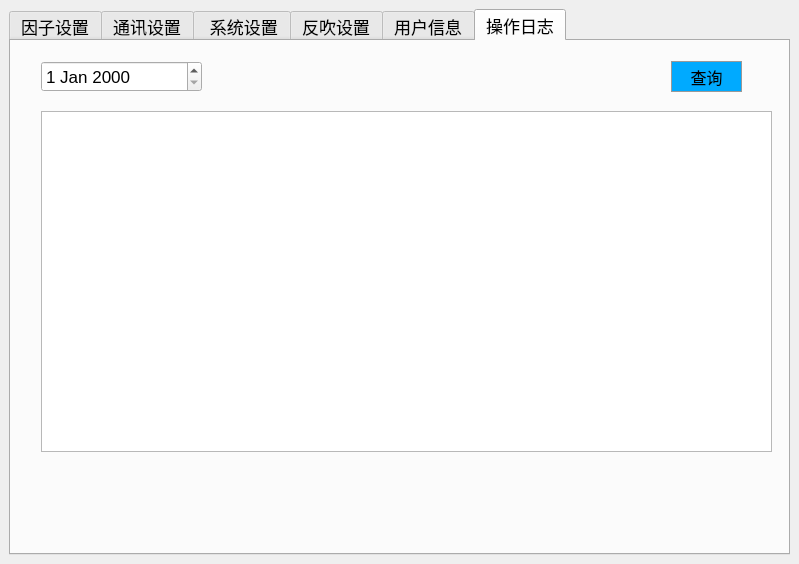
The window that voc-gas/paramset.ui (aa123Eason/workcode) describes before a commit, drawn with Qt 5.
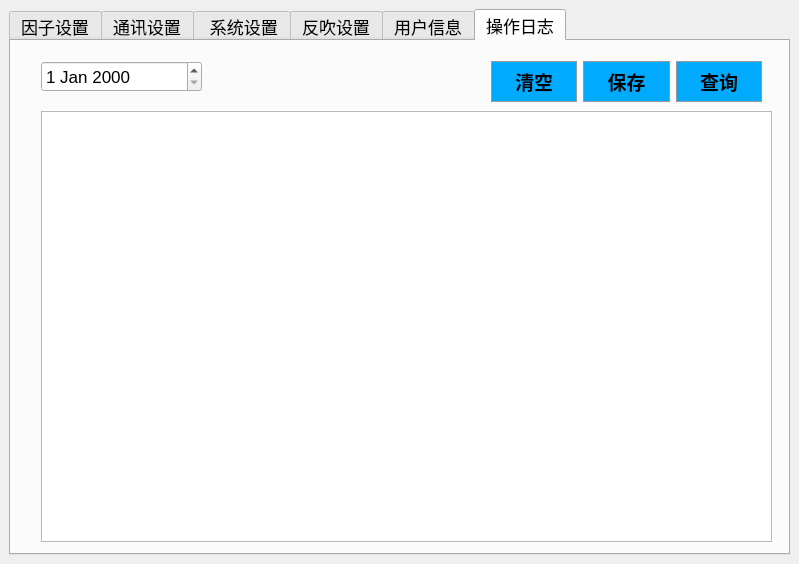
The same window after the commit. The open tabs and pages were chosen to show the change.

Diff of the .ui file:
```diff
--- a/voc-gas/paramset.ui
+++ b/voc-gas/paramset.ui
@@ -833,40 +833,22 @@
        <attribute name="title">
         <string>操作日志</string>
        </attribute>
-       <widget class="QPushButton" name="pushButton">
-        <property name="geometry">
-         <rect>
-          <x>660</x>
-          <y>20</y>
-          <width>71</width>
-          <height>31</height>
-         </rect>
-        </property>
-        <property name="font">
-         <font>
-          <pointsize>12</pointsize>
-         </font>
-        </property>
-        <property name="styleSheet">
-         <string notr="true">QPushButton{background-color:#00aaff;width:48px;height:24px;border:1px solid #999999;opacity:1;}
-QPushButton:hover{width: 48px;height: 24px;background: #E4EEF8;border: 1px solid #87AFFA;opacity: 1;}
-QPushButton:pressed{width: 56px;height: 24px;background: #CCE5F8;border: 1px solid #0A64E1;opacity: 1;}
-QPushButton:disabled{width: 56px;height: 24px;background: #CCE5F8;border: 1px solid #0A64E1;opacity: 1;}
-</string>
-        </property>
-        <property name="text">
-         <string>查询</string>
-        </property>
-       </widget>
        <widget class="QTextBrowser" name="textBrowser">
         <property name="geometry">
          <rect>
           <x>30</x>
           <y>70</y>
           <width>731</width>
-          <height>341</height>
+          <height>431</height>
          </rect>
         </property>
+        <property name="font">
+         <font>
+          <pointsize>16</pointsize>
+          <weight>75</weight>
+          <bold>true</bold>
+         </font>
+        </property>
        </widget>
        <widget class="QDateEdit" name="dateEdit">
         <property name="geometry">
@@ -878,6 +860,99 @@
          </rect>
         </property>
        </widget>
+       <widget class="QWidget" name="">
+        <property name="geometry">
+         <rect>
+          <x>480</x>
+          <y>20</y>
+          <width>271</width>
+          <height>41</height>
+         </rect>
+        </property>
+        <layout class="QHBoxLayout" name="horizontalLayout_11">
+         <item>
+          <widget class="QPushButton" name="pushButton_3">
+           <property name="sizePolicy">
+            <sizepolicy hsizetype="Minimum" vsizetype="Preferred">
+             <horstretch>0</horstretch>
+             <verstretch>0</verstretch>
+            </sizepolicy>
+           </property>
+           <property name="font">
+            <font>
+             <pointsize>14</pointsize>
+             <weight>75</weight>
+             <bold>true</bold>
+            </font>
+           </property>
+           <property name="styleSheet">
+            <string notr="true">QPushButton{background-color:#00aaff;width:48px;height:24px;border:1px solid #999999;opacity:1;}
+QPushButton:hover{width: 48px;height: 24px;background: #E4EEF8;border: 1px solid #87AFFA;opacity: 1;}
+QPushButton:pressed{width: 56px;height: 24px;background: #CCE5F8;border: 1px solid #0A64E1;opacity: 1;}
+QPushButton:disabled{width: 56px;height: 24px;background: #CCE5F8;border: 1px solid #0A64E1;opacity: 1;}
+</string>
+           </property>
+           <property name="text">
+            <string>清空</string>
+           </property>
+          </widget>
+         </item>
+         <item>
+          <widget class="QPushButton" name="pushButton_2">
+           <property name="sizePolicy">
+            <sizepolicy hsizetype="Minimum" vsizetype="Preferred">
+             <horstretch>0</horstretch>
+             <verstretch>0</verstretch>
+            </sizepolicy>
+           </property>
+           <property name="font">
+            <font>
+             <pointsize>14</pointsize>
+             <weight>75</weight>
+             <bold>true</bold>
+            </font>
+           </property>
+           <property name="styleSheet">
+            <string notr="true">QPushButton{background-color:#00aaff;width:48px;height:24px;border:1px solid #999999;opacity:1;}
+QPushButton:hover{width: 48px;height: 24px;background: #E4EEF8;border: 1px solid #87AFFA;opacity: 1;}
+QPushButton:pressed{width: 56px;height: 24px;background: #CCE5F8;border: 1px solid #0A64E1;opacity: 1;}
+QPushButton:disabled{width: 56px;height: 24px;background: #CCE5F8;border: 1px solid #0A64E1;opacity: 1;}
+</string>
+           </property>
+           <property name="text">
+            <string>保存</string>
+           </property>
+          </widget>
+         </item>
+         <item>
+          <widget class="QPushButton" name="pushButton">
+           <property name="sizePolicy">
+            <sizepolicy hsizetype="Minimum" vsizetype="Preferred">
+             <horstretch>0</horstretch>
+             <verstretch>0</verstretch>
+            </sizepolicy>
+           </property>
+           <property name="font">
+            <font>
+             <pointsize>14</pointsize>
+             <weight>75</weight>
+             <bold>true</bold>
+            </font>
+           </property>
+           <property name="styleSheet">
+            <string notr="true">QPushButton{background-color:#00aaff;width:48px;height:24px;border:1px solid #999999;opacity:1;}
+QPushButton:hover{width: 48px;height: 24px;background: #E4EEF8;border: 1px solid #87AFFA;opacity: 1;}
+QPushButton:pressed{width: 56px;height: 24px;background: #CCE5F8;border: 1px solid #0A64E1;opacity: 1;}
+QPushButton:disabled{width: 56px;height: 24px;background: #CCE5F8;border: 1px solid #0A64E1;opacity: 1;}
+</string>
+           </property>
+           <property name="text">
+            <string>查询</string>
+           </property>
+          </widget>
+         </item>
+        </layout>
+       </widget>
       </widget>
      </widget>
     </item>
```
